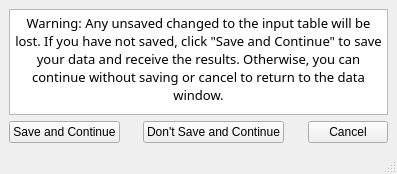
The window that backend/check.ui (sblankley/global-clinic-2020) describes before a commit, drawn with Qt 5.
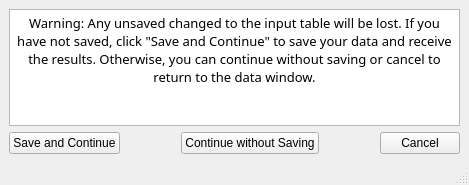
The same window after the commit.

Commit message: Continue without Saving button

```diff
--- a/backend/check.ui
+++ b/backend/check.ui
@@ -6,8 +6,8 @@
    <rect>
     <x>0</x>
     <y>0</y>
-    <width>397</width>
-    <height>174</height>
+    <width>469</width>
+    <height>185</height>
    </rect>
   </property>
   <property name="windowTitle">
@@ -90,7 +90,7 @@
          <bool>false</bool>
         </property>
         <property name="text">
-         <string>Don't Save and Continue</string>
+         <string>Continue without Saving</string>
         </property>
        </widget>
       </item>
```
Left out of the diff: 2 changed lines with no effect on the pictures.
